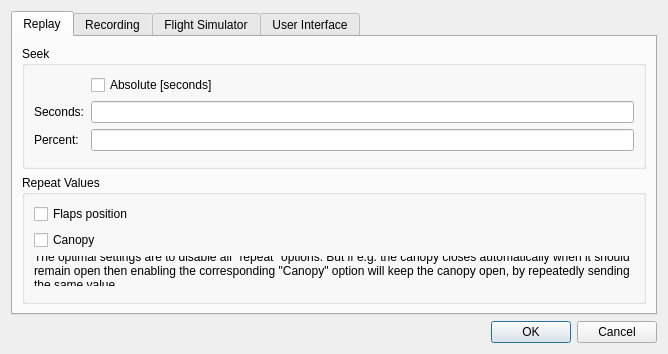
Before: the Qt Designer form src/UserInterface/src/Dialog/SettingsDialog.ui in till213/SkyDolly, drawn with Qt 5.
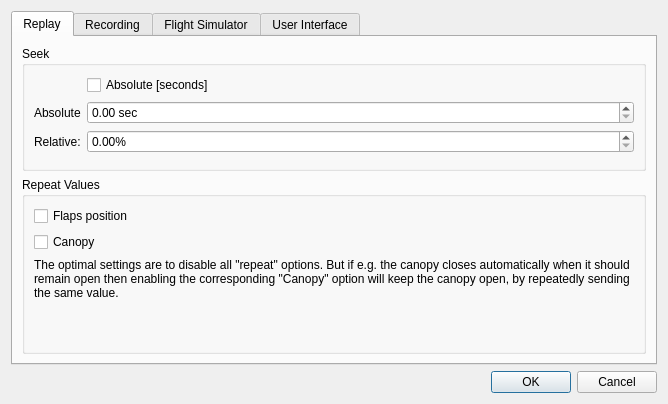
After: the same form once the commit is applied.

The edit to the form file:
```diff
--- a/src/UserInterface/src/Dialog/SettingsDialog.ui
+++ b/src/UserInterface/src/Dialog/SettingsDialog.ui
@@ -6,8 +6,8 @@
    <rect>
     <x>0</x>
     <y>0</y>
-    <width>664</width>
-    <height>347</height>
+    <width>666</width>
+    <height>404</height>
    </rect>
   </property>
   <property name="windowTitle">
@@ -40,22 +40,51 @@
           <item row="1" column="0">
            <widget class="QLabel" name="label">
             <property name="text">
-             <string>Seconds:</string>
+             <string>Absolute</string>
             </property>
            </widget>
           </item>
           <item row="1" column="1">
-           <widget class="QLineEdit" name="seekInSecondsLineEdit"/>
+           <widget class="QDoubleSpinBox" name="seekInSecondsSpinBox">
+            <property name="minimumSize">
+             <size>
+              <width>120</width>
+              <height>0</height>
+             </size>
+            </property>
+            <property name="toolTip">
+             <string>Seek in absolute steps [seconds].</string>
+            </property>
+            <property name="suffix">
+             <string> sec</string>
+            </property>
+           </widget>
           </item>
           <item row="2" column="0">
            <widget class="QLabel" name="label_2">
             <property name="text">
-             <string>Percent:</string>
+             <string>Relative:</string>
             </property>
            </widget>
           </item>
           <item row="2" column="1">
-           <widget class="QLineEdit" name="seekInPercentLineEdit"/>
+           <widget class="QDoubleSpinBox" name="seekInPercentSpinBox">
+            <property name="minimumSize">
+             <size>
+              <width>120</width>
+              <height>0</height>
+             </size>
+            </property>
+            <property name="toolTip">
+             <string>Seek in steps relative to the total length of the replay.</string>
+            </property>
+            <property name="suffix">
+             <string>%</string>
+            </property>
+            <property name="singleStep">
+             <double>0.500000000000000</double>
+            </property>
+           </widget>
           </item>
           <item row="3" column="1">
            <spacer name="verticalSpacer">
@@ -79,21 +108,7 @@
           <string>Repeat Values</string>
          </property>
          <layout class="QFormLayout" name="formLayout">
-          <item row="0" column="0">
-           <widget class="QCheckBox" name="repeatFlapsCheckBox">
-            <property name="text">
-             <string>Flaps position</string>
-            </property>
-           </widget>
-          </item>
-          <item row="1" column="0">
-           <widget class="QCheckBox" name="repeatCanopyOpenCheckBox">
-            <property name="text">
-             <string>Canopy</string>
-            </property>
-           </widget>
-          </item>
-          <item row="2" column="0" colspan="2">
+          <item row="3" column="0" colspan="2">
            <widget class="QLabel" name="label_3">
             <property name="minimumSize">
              <size>
@@ -109,7 +124,7 @@
             </property>
            </widget>
           </item>
-          <item row="3" column="1">
+          <item row="4" column="1">
            <spacer name="verticalSpacer_2">
             <property name="orientation">
              <enum>Qt::Vertical</enum>
@@ -122,6 +137,20 @@
             </property>
            </spacer>
           </item>
+          <item row="2" column="0">
+           <widget class="QCheckBox" name="repeatCanopyOpenCheckBox">
+            <property name="text">
+             <string>Canopy</string>
+            </property>
+           </widget>
+          </item>
+          <item row="1" column="0">
+           <widget class="QCheckBox" name="repeatFlapsCheckBox">
+            <property name="text">
+             <string>Flaps position</string>
+            </property>
+           </widget>
+          </item>
          </layout>
         </widget>
        </item>
```
